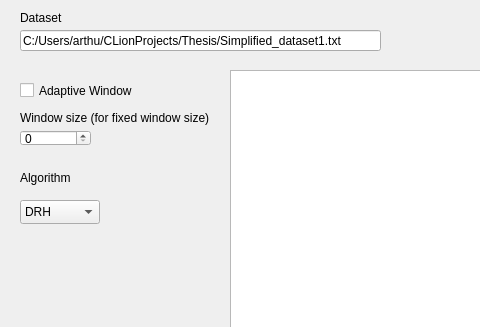
First picture: the form in MainWindow.ui, repository ArthurVGitHub/RealTime-Data-Compression-Simulator, before the edit; both pictures show x 0 to 480 and y 0 to 327 of the 800 by 600 pixel window.
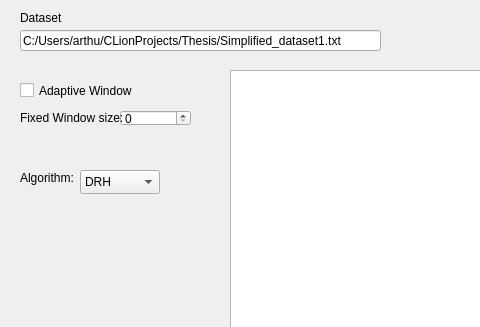
Second picture: the form after the edit.

```diff
--- a/MainWindow.ui
+++ b/MainWindow.ui
@@ -40,8 +40,8 @@
    <widget class="QComboBox" name="algorithmComboBox">
     <property name="geometry">
      <rect>
-      <x>20</x>
-      <y>200</y>
+      <x>80</x>
+      <y>170</y>
       <width>80</width>
       <height>24</height>
      </rect>
@@ -100,7 +100,7 @@
      </rect>
     </property>
     <property name="text">
-     <string>Algorithm</string>
+     <string>Algorithm:</string>
     </property>
    </widget>
    <widget class="QLineEdit" name="fileLineEdit">
@@ -161,8 +161,8 @@
    <widget class="QSpinBox" name="windowSizeSpinBox">
     <property name="geometry">
      <rect>
-      <x>20</x>
-      <y>130</y>
+      <x>120</x>
+      <y>110</y>
       <width>71</width>
       <height>16</height>
      </rect>
@@ -173,12 +173,12 @@
      <rect>
       <x>20</x>
       <y>110</y>
-      <width>191</width>
+      <width>111</width>
       <height>16</height>
      </rect>
     </property>
     <property name="text">
-     <string>Window size (for fixed window size)</string>
+     <string>Fixed Window size:</string>
     </property>
    </widget>
   </widget>
```
Left out of the diff: 2 changed lines with no effect on the pictures.
